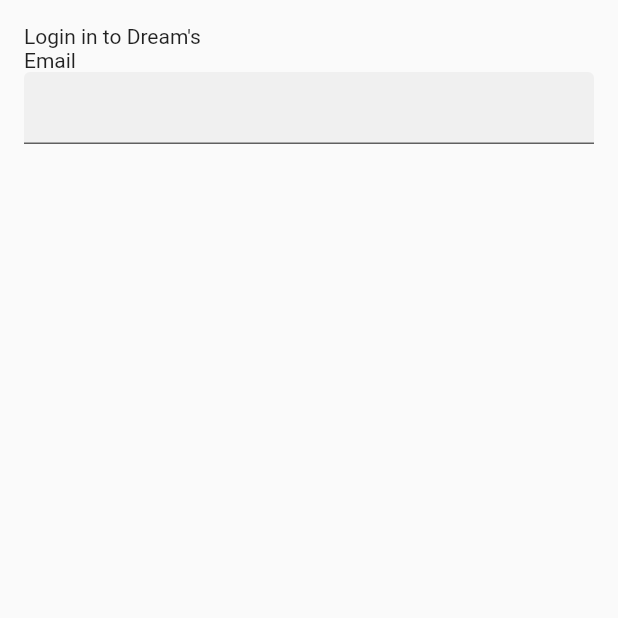
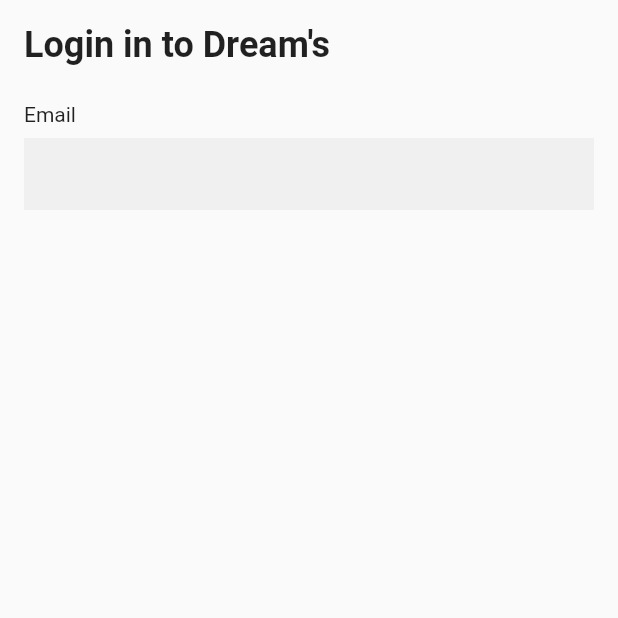
Before and after one commit to JAICHANGPARK/flutter_notebook_chapter_31, a Flutter app: the ApparelLoginPage screen opened directly, on a phone screen of 412 x 824 dp, the top half of it. Run offline on Flutter 3.47's test engine with Material 2 defaults, Android fonts, the phone set to English and light mode, and no system bars; our stand-ins replace percent_indicator.

Commit message:
Update apparel_login_page.dart

```diff
--- a/lib/ep1586_apparel_app/view/apparel_login_page.dart
+++ b/lib/ep1586_apparel_app/view/apparel_login_page.dart
@@ -17,11 +17,21 @@ class _ApparelLoginPageState extends State<ApparelLoginPage> {
           child: Column(
             crossAxisAlignment: CrossAxisAlignment.start,
             children: [
-              Text("Login in to Dream's"),
+              Text(
+                "Login in to Dream's",
+                style: TextStyle(fontWeight: FontWeight.bold, fontSize: 24),
+              ),
+              SizedBox(
+                height: 24,
+              ),
               Text("Email"),
+              SizedBox(
+                height: 8,
+              ),
               TextField(
                 decoration: InputDecoration(
                   filled: true,
+                  border: InputBorder.none,
                 ),
               )
             ],
```
